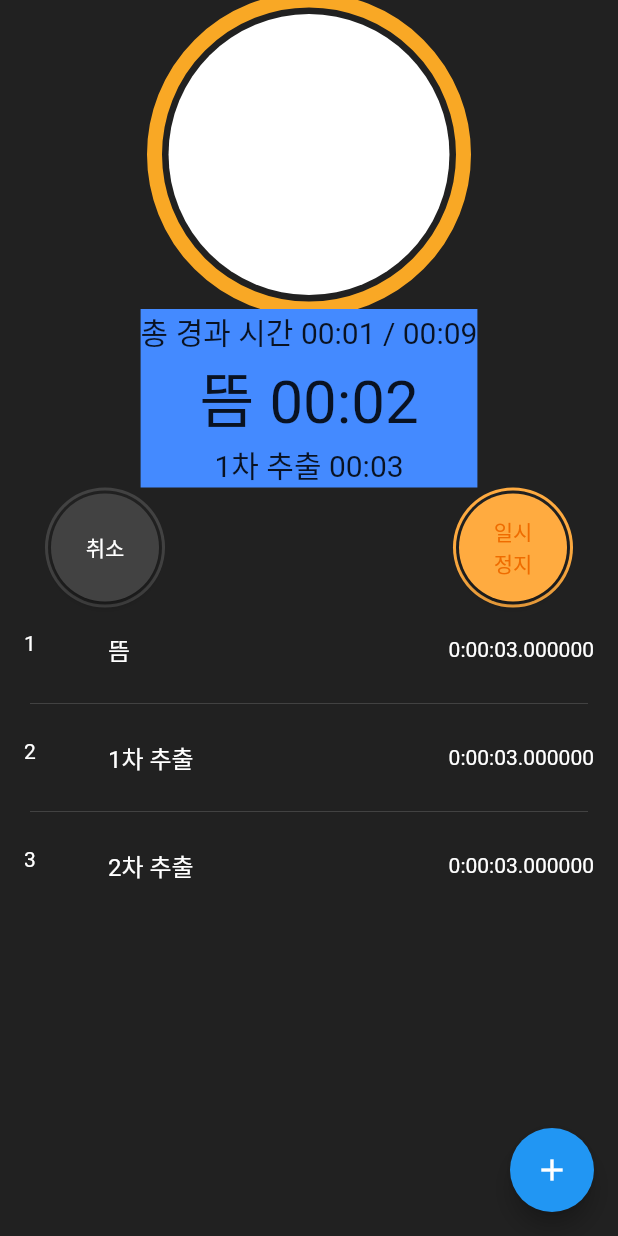
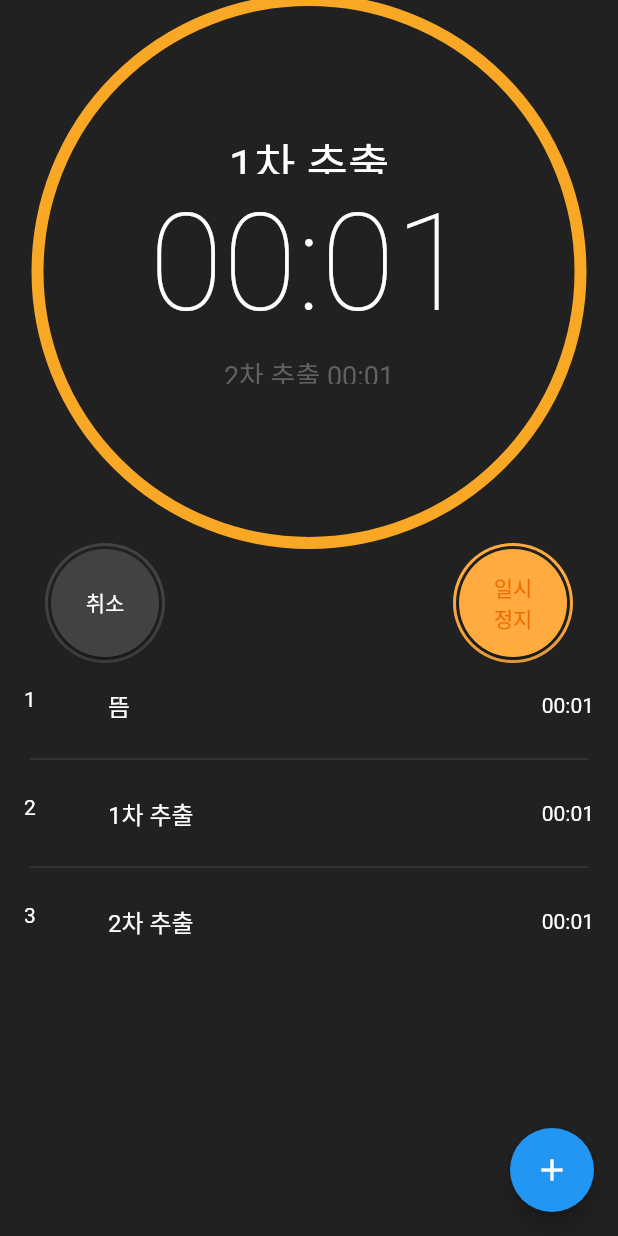
Before and after one commit to hyobb/brewing-coffee-timer, a Flutter app: the screen it shows after launch, after a tap on "시작", on a phone screen of 412 x 824 dp. Run offline on Flutter 3.47's test engine with Material 2 defaults, Android fonts, the light colour scheme and no system bars; drawn by our look-alikes of circular_countdown_timer; our stand-ins replace get; missing offline and left inert: dart:ffi.

Commit message:
feat: Modify timer view style

```diff
--- a/lib/controllers/stage_controller.dart
+++ b/lib/controllers/stage_controller.dart
@@ -5,9 +5,9 @@ class StageController extends GetxController {
   String _currentTitle = '';
   Duration _currentDuration = new Duration(minutes: 1, seconds: 0);
   List<Stage> _stages = [
-    Stage(1, '뜸', Duration(seconds: 3)),
-    Stage(2, '1차 추출', Duration(seconds: 3)),
-    Stage(3, '2차 추출', Duration(seconds: 3))
+    Stage(1, '뜸', Duration(seconds: 1)),
+    Stage(2, '1차 추출', Duration(seconds: 1)),
+    Stage(3, '2차 추출', Duration(seconds: 1))
   ];
   get stages => _stages;
 
--- a/lib/controllers/timer_controller.dart
+++ b/lib/controllers/timer_controller.dart
@@ -4,6 +4,7 @@ import 'package:brewing_coffee_timer/models/stage.dart';
 import 'package:circular_countdown_timer/circular_countdown_timer.dart';
 import 'package:flutter/material.dart';
 import 'package:get/get.dart';
+import 'package:brewing_coffee_timer/extensions/duration.dart';
 
 class TimerController extends GetxController {
   Duration _zeroPeriod = Duration(minutes: 0, seconds: 0);
@@ -20,13 +21,14 @@ class TimerController extends GetxController {
   CountDownController _countDownController = CountDownController();
 
   get stages => _stages;
-  get totalElapsedTime => format(_totalElapsedDuration);
+  get totalElapsedTime => _totalElapsedDuration.toCustomString();
   get currentDurationSeconds => _currentDuration.inSeconds;
-  get currentRemainedTime => format(_currentDuration);
-  get totalTime => format(_totalDuration);
+  get currentRemainedTime => _currentDuration.toCustomString();
+  get totalTime => _totalDuration.toCustomString();
   get currentStageTitle => (_currentStage == null) ? '' : _currentStage!.title;
   get nextStageTitle => (_nextStage == null) ? '' : _nextStage!.title;
-  get nextStageTime => (_nextStage == null) ? '' : format(_nextStage!.duration);
+  get nextStageTime =>
+      (_nextStage == null) ? '' : _nextStage!.duration.toCustomString();
   get state => _state;
   get countDownController => _countDownController;
 
@@ -119,8 +121,6 @@ class TimerController extends GetxController {
     _timer?.cancel();
     changeState(TimerState.done);
   }
-
-  format(Duration d) => d.toString().substring(2, 7);
 }
 
 enum TimerState { beforePlay, playing, paused, stopped, done }
--- /dev/null
+++ b/lib/extensions/duration.dart
@@ -0,0 +1,5 @@
+extension DurationFormatting on Duration {
+  String toCustomString() {
+    return this.toString().substring(2, 7);
+  }
+}
--- a/lib/pages/timer_page.dart
+++ b/lib/pages/timer_page.dart
@@ -1,3 +1,5 @@
+import 'dart:ui';
+
 import 'package:brewing_coffee_timer/controllers/stage_controller.dart';
 import 'package:brewing_coffee_timer/controllers/timer_controller.dart';
 import 'package:brewing_coffee_timer/models/stage.dart';
@@ -5,6 +7,7 @@ import 'package:brewing_coffee_timer/widgets/new_stage_widget.dart';
 import 'package:circular_countdown_timer/circular_countdown_timer.dart';
 import 'package:flutter/material.dart';
 import 'package:get/get.dart';
+import 'package:brewing_coffee_timer/extensions/duration.dart';
 
 class TimerPage extends StatelessWidget {
   final stageController = Get.put(StageController());
@@ -50,20 +53,24 @@ class TimerWidget extends GetView<TimerController> {
     return GetBuilder<TimerController>(builder: (controller) {
       return Column(
         children: [
+          Stack(
+            alignment: Alignment.center,
+            children: [
               Container(
+                alignment: Alignment.center,
                 child: CircularCountDownTimer(
                   duration: controller.currentDurationSeconds,
                   initialDuration: 0,
                   controller: controller.countDownController,
-              width: MediaQuery.of(context).size.width / 2,
-              height: MediaQuery.of(context).size.width / 2,
+                  width: MediaQuery.of(context).size.width - 50,
+                  height: MediaQuery.of(context).size.width - 50,
                   ringColor: Colors.yellow[800]!,
                   ringGradient: null,
                   fillColor: Colors.white,
                   fillGradient: null,
-              backgroundColor: Colors.white,
+                  backgroundColor: Colors.transparent,
                   backgroundGradient: null,
-              strokeWidth: 10.0,
+                  strokeWidth: 8.0,
                   strokeCap: StrokeCap.round,
                   textStyle: TextStyle(fontSize: 30),
                   textFormat: CountdownTextFormat.S,
@@ -80,23 +87,58 @@ class TimerWidget extends GetView<TimerController> {
                 ),
               ),
               Container(
-            decoration: BoxDecoration(color: Colors.blueAccent),
+                alignment: Alignment.topCenter,
+                padding: EdgeInsets.only(bottom: 20),
                 child: Column(
                   children: <Widget>[
-                Text(
-                  "총 경과 시간 ${controller.totalElapsedTime} / ${controller.totalTime}",
-                  style: TextStyle(fontSize: 20),
+                    // Text(
+                    //   "총 경과 시간 ${controller.totalElapsedTime} / ${controller.totalTime}",
+                    //   style: TextStyle(fontSize: 20, color: Colors.white),
+                    // ),
+                    Container(
+                      height: 30,
+                      child: Text(
+                        controller.currentStageTitle,
+                        style: TextStyle(fontSize: 30, color: Colors.white),
+                        textAlign: TextAlign.left,
                       ),
-                Text(
-                  "${controller.currentStageTitle} ${controller.currentRemainedTime}",
-                  style: TextStyle(fontSize: 40),
                     ),
-                Text(
+                    Container(
+                      // decoration: BoxDecoration(
+                      //   color: Colors.grey[800],
+                      // ),
+                      width: MediaQuery.of(context).size.width / 2 + 80,
+                      height: 120,
+                      alignment: Alignment.center,
+                      child: Text(
+                        controller.currentRemainedTime,
+                        style: TextStyle(
+                          fontFeatures: [
+                            FontFeature.tabularFigures(),
+                          ],
+                          fontSize: 90,
+                          color: Colors.white,
+                          fontWeight: FontWeight.w200,
+                        ),
+                      ),
+                    ),
+                    Container(
+                      height: 20,
+                      child: Text(
                         "${controller.nextStageTitle} ${controller.nextStageTime}",
-                  style: TextStyle(fontSize: 20),
+                        style: TextStyle(
+                          fontSize: 18,
+                          color: Colors.grey[700],
+                          fontFeatures: [
+                            FontFeature.tabularFigures(),
+                          ],
+                        ),
+                      ),
                     )
                   ],
                 ),
+              ),
+            ],
           ),
           Container(
             child: Row(
@@ -260,7 +302,7 @@ class StageTile extends StatelessWidget {
         style: TextStyle(color: Colors.white),
       ),
       trailing: Text(
-        stage.duration.toString(),
+        stage.duration.toCustomString(),
         style: TextStyle(color: Colors.white),
       ),
     );
```
Lines whose indentation alone changed are shown as unchanged.
